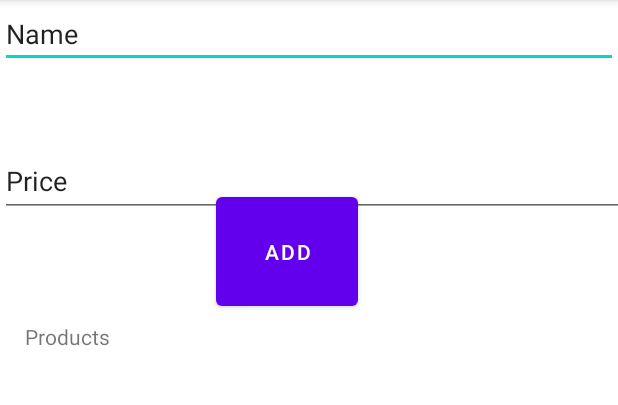
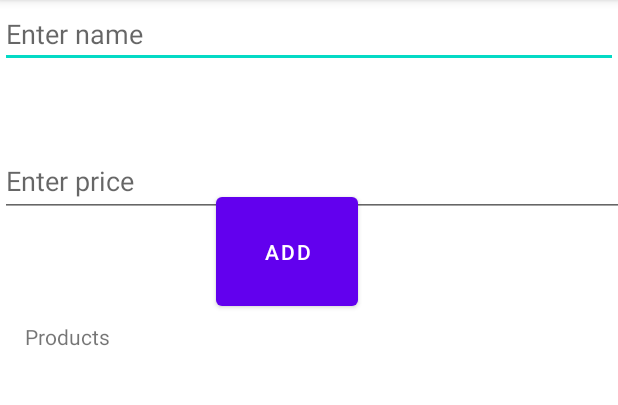
Before and after one commit to konomea/ProductManagerLab6, an Android app: the screen it shows after launch (MainActivity), on a phone screen of 412 x 824 dp, the part 84-489 px from its top. Run offline under Robolectric (Android 15) with nearby library versions, the phone set to English and light mode, and no system bars; our stand-ins replace Firebase (no records; nobody signed in at launch, a user with empty details on screens opened directly).

Commit message:
fixed bugs

```diff
--- a/app/src/main/java/com/example/productmanagerlab6/MainActivity.java
+++ b/app/src/main/java/com/example/productmanagerlab6/MainActivity.java
@@ -31,6 +31,7 @@ public class MainActivity extends AppCompatActivity {
     EditText editTextPrice;
     Button buttonAddProduct;
     ListView listViewProducts;
+    ProductList productsAdapter;
 
     DatabaseReference databaseProducts;
     List<Product> products;
@@ -47,6 +48,8 @@ public class MainActivity extends AppCompatActivity {
 
         databaseProducts = FirebaseDatabase.getInstance().getReference("products");
         products = new ArrayList<>();
+        productsAdapter = new ProductList(MainActivity.this, products);
+        listViewProducts.setAdapter(productsAdapter);
 
         //adding an onClickListener to button
         buttonAddProduct.setOnClickListener(view -> addProduct());
@@ -60,8 +63,7 @@ public class MainActivity extends AppCompatActivity {
     @Override
     protected void onStart(){
         super.onStart();
-        ProductList productsAdapter = new ProductList(MainActivity.this, products);
-        listViewProducts.setAdapter(productsAdapter);
+
         //attaching value event listener
         databaseProducts.addValueEventListener(new ValueEventListener() {
             @Override
@@ -77,10 +79,6 @@ public class MainActivity extends AppCompatActivity {
                     //adding product to the list
                     products.add(product);
                 }
-
-                // Object databaseError = null;
-                productsAdapter.clear();
-                productsAdapter.addAll(products);
                 productsAdapter.notifyDataSetChanged();
             }
 
--- a/app/src/main/res/layout/activity_main.xml
+++ b/app/src/main/res/layout/activity_main.xml
@@ -24,8 +24,7 @@
             android:layout_height="wrap_content"
             android:ems="10"
             android:hint="Enter name"
-            android:inputType="textPersonName"
-            android:text="Name" />
+            android:inputType="textPersonName" />
 
         <EditText
             android:id="@+id/editTextPrice"
@@ -38,8 +37,7 @@
             android:ems="10"
             android:hint="Enter price"
             android:inputType="textPersonName"
-            android:minHeight="48dp"
-            android:text="Price" />
+            android:minHeight="48dp" />
 
         <Button
             android:id="@+id/addButton"
```
Also changed, not shown: app/src/main/res/layout/update_dialog.xml (+5 -5 lines).
